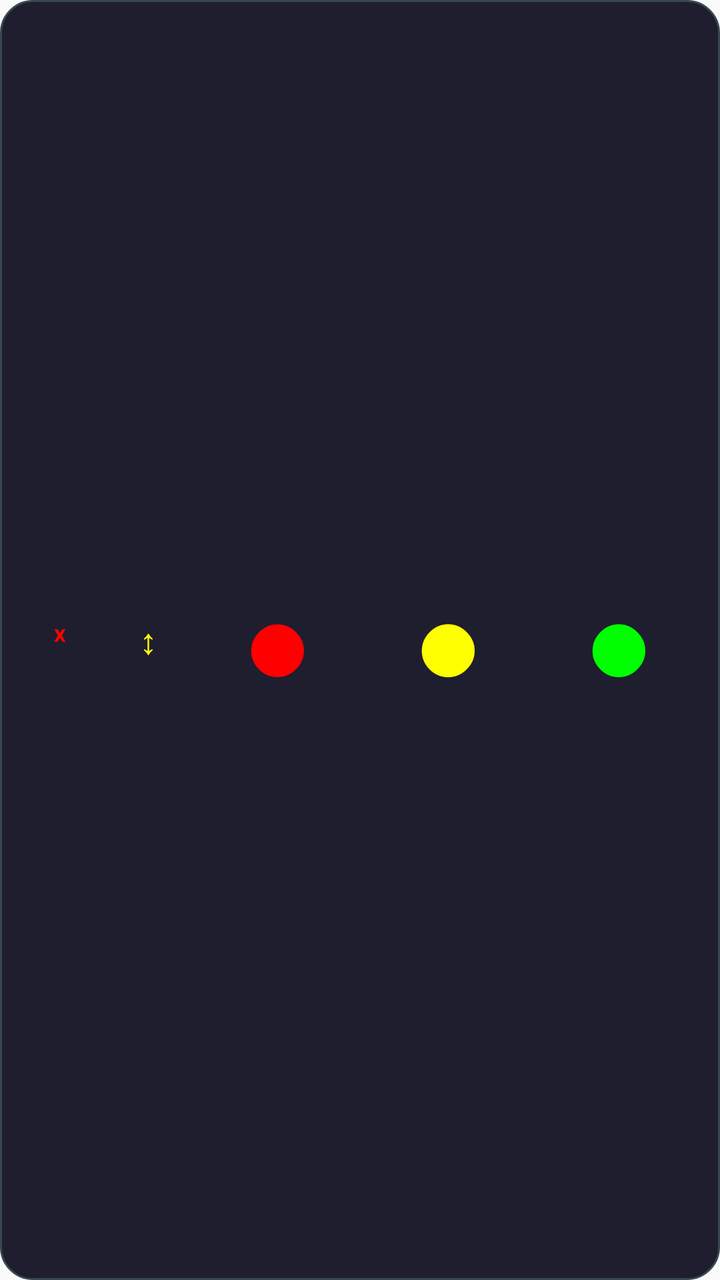
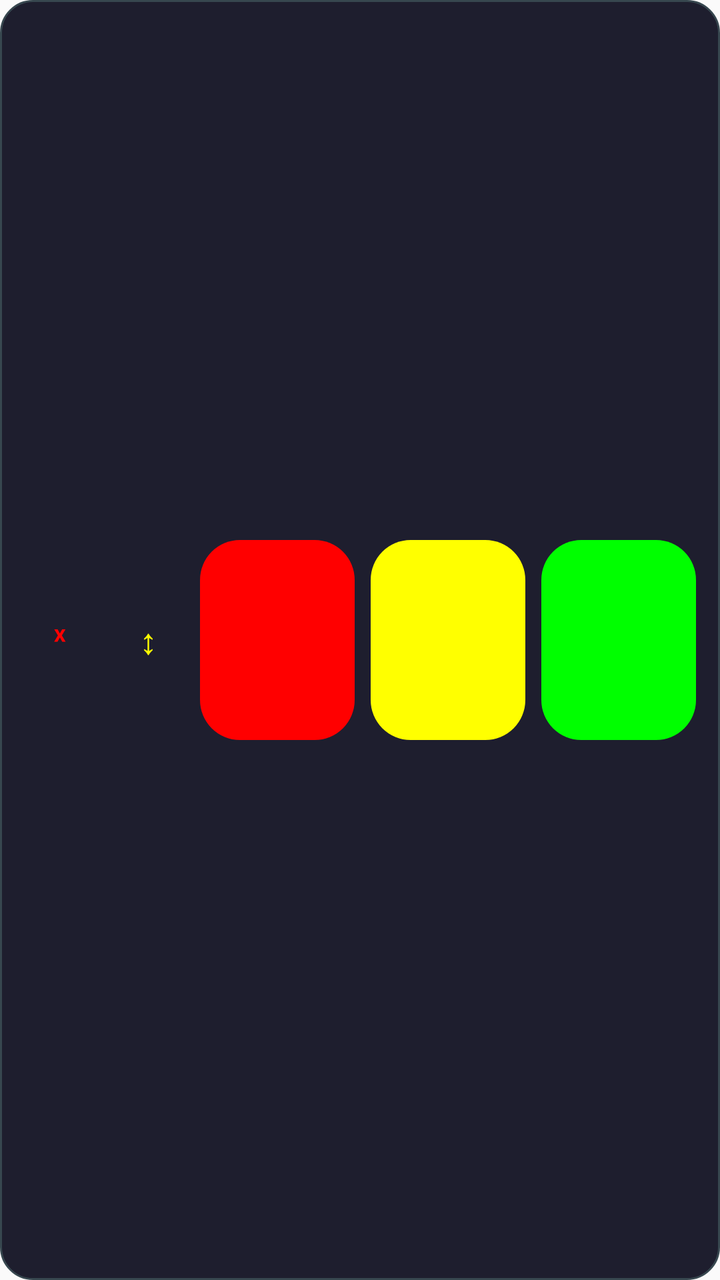

Screens rendered from an Android XML layout before and after an edit, with the pre-edit source and the edit as a unified diff.
<!-- AndroidManifest.xml: application theme Theme.SignalLights -->
<!-- res/layout/overlay_layout.xml -->
<?xml version="1.0" encoding="utf-8"?>
<LinearLayout xmlns:android="http://schemas.android.com/apk/res/android"
    android:layout_width="match_parent"
    android:layout_height="match_parent"
    android:orientation="horizontal"
    android:gravity="center"
    android:padding="8dp"
    android:background="@drawable/overlay_elegant_bg"
    android:baselineAligned="false">

    
    <Button
        android:id="@+id/close_button"
        android:layout_width="40dp"
        android:layout_height="100dp"
        android:text="ˣ"
        android:textSize="16sp"
        android:textColor="#ff0000"
        android:background="@null"
        android:padding="0dp"
        android:minWidth="0dp"
        android:minHeight="0dp"
        android:layout_margin="2dp"
        android:stateListAnimator="@null" />

    
    <Button
        android:id="@+id/drag_button"
        android:layout_width="40dp"
        android:layout_height="100dp"
        android:text="↕"
        android:textSize="18sp"
        android:textColor="#ffff00"
        android:background="@null"
        android:padding="0dp"
        android:minWidth="0dp"
        android:minHeight="0dp"
        android:layout_margin="2dp"
        android:stateListAnimator="@null" />

    
    <Button
        android:id="@+id/red_button"
        android:layout_width="0dp"
        android:layout_height="100dp"
        android:layout_weight="1"
        android:text="●"
        android:textSize="60sp"
        android:textColor="#ff0000"
        android:background="@null"
        android:layout_margin="6dp"
        android:stateListAnimator="@null" />

    
    <Button
        android:id="@+id/yellow_button"
        android:layout_width="0dp"
        android:layout_height="100dp"
        android:layout_weight="1"
        android:text="●"
        android:textSize="60sp"
        android:textColor="#ffff00"
        android:background="@null"
        android:layout_margin="6dp"
        android:stateListAnimator="@null" />

    
    <Button
        android:id="@+id/green_button"
        android:layout_width="0dp"
        android:layout_height="100dp"
        android:layout_weight="1"
        android:text="●"
        android:textSize="60sp"
        android:textColor="#00ff00"
        android:background="@null"
        android:layout_margin="6dp"
        android:stateListAnimator="@null" />

</LinearLayout>
<!-- resources referenced by this layout -->
<resources>
  <!-- drawable overlay_elegant_bg (drawable) -->
  <?xml version="1.0" encoding="utf-8"?>
  <shape xmlns:android="http://schemas.android.com/apk/res/android"
      android:shape="rectangle">
      <solid android:color="#1e1e2e" />
      <corners android:radius="16dp" />
      <stroke android:color="#37474f" android:width="1dp" />
  </shape>
  <style name="Theme.SignalLights" parent="Theme.AppCompat.Light.NoActionBar">
          <item name="colorPrimary">@color/primary</item>
          <item name="colorPrimaryDark">@color/primary_dark</item>
          <item name="colorAccent">@color/accent</item>
      </style>
  <color name="primary">#FF6200EE</color>
  <color name="primary_dark">#FF3700B3</color>
  <color name="accent">#FF03DAC5</color>
</resources>

<!-- the commit's change to res/layout/overlay_layout.xml (unified diff, before → after) -->
@@ -43,12 +43,12 @@
         android:id="@+id/red_button"
         android:layout_width="0dp"
         android:layout_height="100dp"
-        android:layout_weight="1"
-        android:text="●"
-        android:textSize="60sp"
-        android:textColor="#ff0000"
-        android:background="@null"
-        android:layout_margin="6dp"
+        android:layout_weight="3"
+        android:background="@drawable/overlay_button_red"
+        android:layout_margin="4dp"
+        android:padding="0dp"
+        android:minWidth="0dp"
+        android:minHeight="0dp"
         android:stateListAnimator="@null" />
 
     
@@ -56,12 +56,12 @@
         android:id="@+id/yellow_button"
         android:layout_width="0dp"
         android:layout_height="100dp"
-        android:layout_weight="1"
-        android:text="●"
-        android:textSize="60sp"
-        android:textColor="#ffff00"
-        android:background="@null"
-        android:layout_margin="6dp"
+        android:layout_weight="3"
+        android:background="@drawable/overlay_button_yellow"
+        android:layout_margin="4dp"
+        android:padding="0dp"
+        android:minWidth="0dp"
+        android:minHeight="0dp"
         android:stateListAnimator="@null" />
 
     
@@ -69,12 +69,12 @@
         android:id="@+id/green_button"
         android:layout_width="0dp"
         android:layout_height="100dp"
-        android:layout_weight="1"
-        android:text="●"
-        android:textSize="60sp"
-        android:textColor="#00ff00"
-        android:background="@null"
-        android:layout_margin="6dp"
+        android:layout_weight="3"
+        android:background="@drawable/overlay_button_green"
+        android:layout_margin="4dp"
+        android:padding="0dp"
+        android:minWidth="0dp"
+        android:minHeight="0dp"
         android:stateListAnimator="@null" />
 
 </LinearLayout>
<!-- resource entries referenced after the edit -->
@@ -1,5 +1,26 @@
 <!-- resources referenced by this layout -->
 <resources>
+  <!-- drawable overlay_button_green (drawable) -->
+  <?xml version="1.0" encoding="utf-8"?>
+  <shape xmlns:android="http://schemas.android.com/apk/res/android"
+      android:shape="rectangle">
+      <solid android:color="#00ff00" />
+      <corners android:radius="20dp" />
+  </shape>
+  <!-- drawable overlay_button_red (drawable) -->
+  <?xml version="1.0" encoding="utf-8"?>
+  <shape xmlns:android="http://schemas.android.com/apk/res/android"
+      android:shape="rectangle">
+      <solid android:color="#ff0000" />
+      <corners android:radius="20dp" />
+  </shape>
+  <!-- drawable overlay_button_yellow (drawable) -->
+  <?xml version="1.0" encoding="utf-8"?>
+  <shape xmlns:android="http://schemas.android.com/apk/res/android"
+      android:shape="rectangle">
+      <solid android:color="#ffff00" />
+      <corners android:radius="20dp" />
+  </shape>
   <!-- drawable overlay_elegant_bg (drawable) -->
   <?xml version="1.0" encoding="utf-8"?>
   <shape xmlns:android="http://schemas.android.com/apk/res/android"
